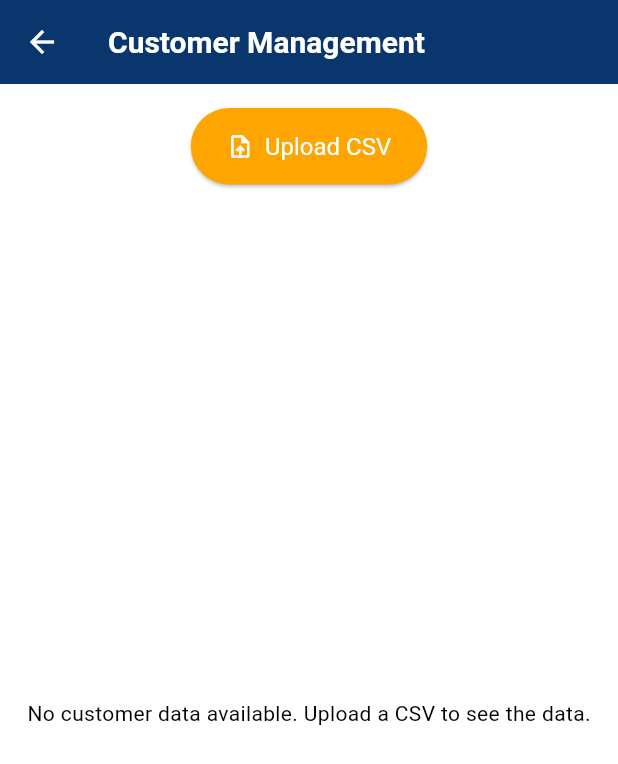
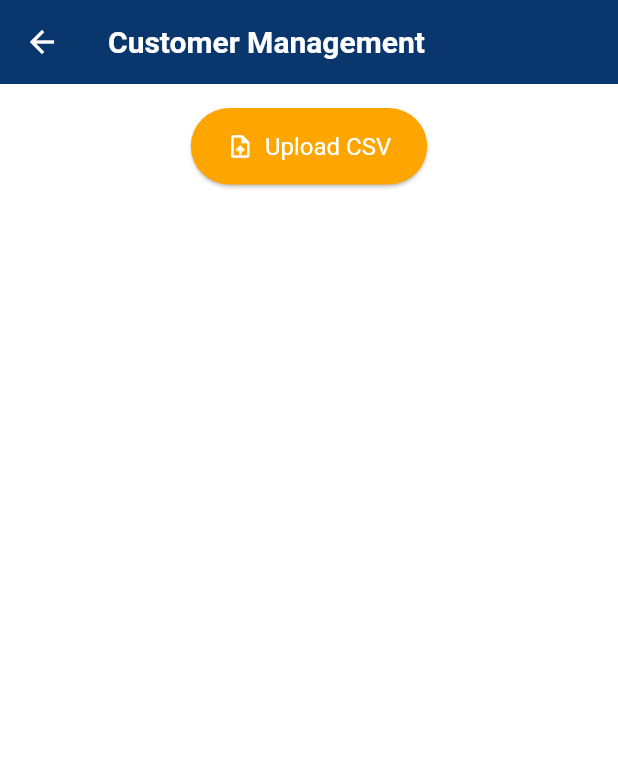
Before and after one commit to OmkarLande/business_management, a Flutter app: the CustomerContentPage screen opened by its route, on a phone screen of 412 x 824 dp. Shown: the top 764 px of the screen. Run offline on Flutter 3.47's test engine with Material 3 defaults, Android fonts, the phone set to English and light mode, and no system bars; our stand-ins replace csv, file_picker, fl_chart, flutter_secure_storage, jwt_decoder; missing offline and left inert: mailto; accounts and stored records are empty; generated files the repository leaves out were written again; network calls fail.

Commit message:
updated theeme

```diff
--- a/frontend/lib/inventory_page.dart
+++ b/frontend/lib/inventory_page.dart
@@ -71,6 +71,7 @@ class _InventoryPageState extends State<InventoryPage> {
   }
 
   Future<void> _deleteProduct(String productId) async {
+    print( 'URL = '+'http://192.168.1.106:5000/api/inventory/${widget.business['_id']}/products/$productId');
     try {
       final response = await http.delete(Uri.parse('http://192.168.1.106:5000/api/inventory/${widget.business['_id']}/products/$productId'));
 
--- a/frontend/lib/theme/theme.dart
+++ b/frontend/lib/theme/theme.dart
@@ -14,19 +14,19 @@ class AppTheme {
   static final ThemeData lightTheme = ThemeData(
     primaryColor: primaryColor, // Primary color for the app
     scaffoldBackgroundColor: backgroundColor, // Background color for scaffold
-    appBarTheme: AppBarTheme(
+    appBarTheme: const AppBarTheme(
       backgroundColor: primaryColor, // AppBar background color
-      titleTextStyle: const TextStyle(
+      titleTextStyle: TextStyle(
         color: Colors.white, // AppBar title color
         fontSize: 20, // AppBar title font size
         fontWeight: FontWeight.bold,
       ),
-      iconTheme: const IconThemeData(color: Colors.white), // AppBar icon color
+      iconTheme: IconThemeData(color: Colors.white), // AppBar icon color
       elevation: 4, // AppBar shadow
     ),
-    textTheme: TextTheme(
-      bodyLarge: TextStyle(fontSize: 16.0, color: textColor), // Default body text
-      bodyMedium: TextStyle(fontSize: 14.0, color: textColor), // Secondary body text
+    textTheme: const TextTheme(
+      bodyLarge: TextStyle(fontSize: 16.0, color: Colors.white), // Default body text
+      bodyMedium: TextStyle(fontSize: 14.0, color: Colors.white), // Secondary body text
       titleLarge: TextStyle(fontSize: 20.0, color: primaryColor, fontWeight: FontWeight.bold), // Title styles
     ),
     buttonTheme: const ButtonThemeData(
@@ -56,7 +56,7 @@ class AppTheme {
     primaryColor: Colors.black,
     scaffoldBackgroundColor: Colors.black,
     appBarTheme: const AppBarTheme(
-      backgroundColor: Colors.black,
+      backgroundColor: Color.fromARGB(255, 87, 87, 87),
       titleTextStyle: TextStyle(
         color: Colors.white,
         fontSize: 20,
```
